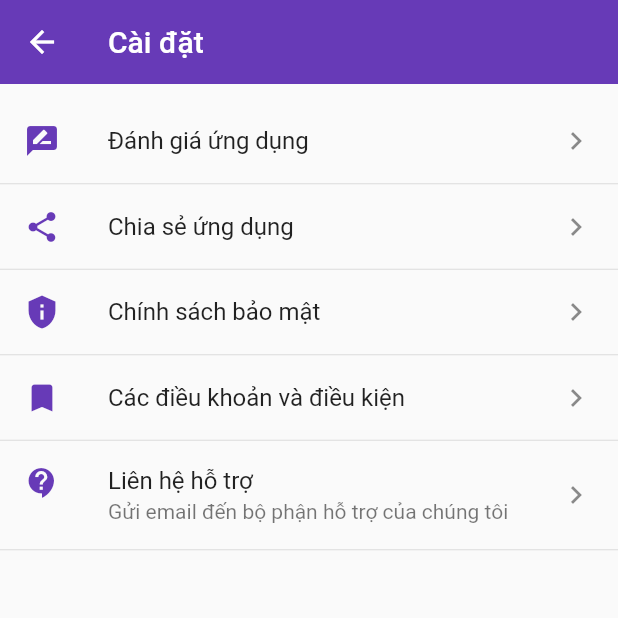
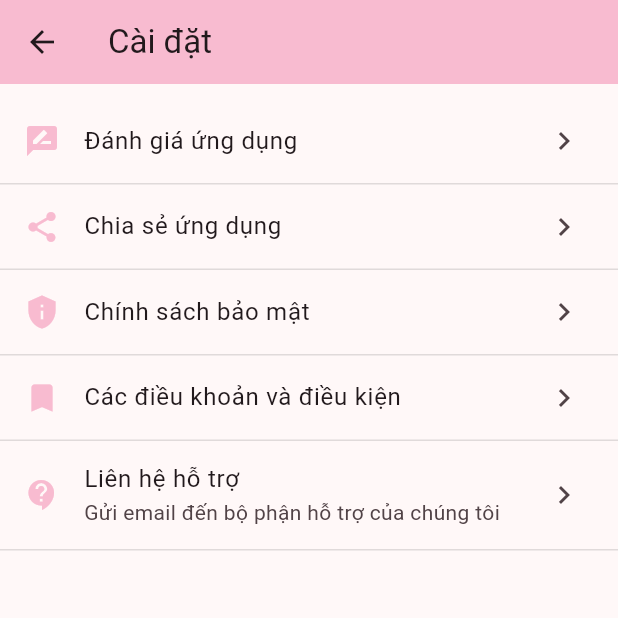
Before and after one commit to TranDangKhoaID/romance_quotes, a Flutter app: the screen it shows after launch, after a tap on the "settings" icon, on a phone screen of 412 x 824 dp, the top half of it. Run offline on Flutter 3.47's test engine with Material 2 defaults, Android fonts, the light colour scheme and no system bars; our stand-ins replace cloud_firestore, firebase_core, gap, get, share, shared_preferences and 1 more; accounts and stored records are empty; network calls fail.

Commit message:
update UI

```diff
--- a/lib/app/app.dart
+++ b/lib/app/app.dart
@@ -1,5 +1,6 @@
 import 'package:flutter/material.dart';
 import 'package:get/get.dart';
+import 'package:romance_quotes/app/manager/color_manager.dart';
 import 'package:romance_quotes/presentation/home_page/home_page.dart';
 
 class MyApp extends StatelessWidget {
@@ -7,8 +8,12 @@ class MyApp extends StatelessWidget {
 
   @override
   Widget build(BuildContext context) {
-    return const GetMaterialApp(
+    return GetMaterialApp(
       debugShowCheckedModeBanner: false,
+      theme: ThemeData(
+        colorScheme: ColorScheme.fromSeed(seedColor: AppColors.primary),
+        useMaterial3: true,
+      ),
       //builder: EasyLoading.init(),
       home: HomePage(),
     );
--- a/lib/app/manager/color_manager.dart
+++ b/lib/app/manager/color_manager.dart
@@ -4,7 +4,7 @@ import 'package:flutter/material.dart';
 
 class AppColors {
   AppColors._();
-  static Color primary = Colors.deepPurple;
+  static Color primary = Colors.pink.shade100;
 }
 
 Color generateRandomColor() {
--- a/lib/presentation/home_page/component/title_app_bar.dart
+++ b/lib/presentation/home_page/component/title_app_bar.dart
@@ -4,10 +4,12 @@ import 'package:gap/gap.dart';
 class TitleAppBar extends StatelessWidget {
   final void Function()? onFavorites;
   final void Function()? onSetting;
+  final void Function()? onQImages;
   const TitleAppBar({
     super.key,
     required this.onFavorites,
     required this.onSetting,
+    required this.onQImages,
   });
 
   @override
@@ -23,7 +25,7 @@ class TitleAppBar extends StatelessWidget {
             ),
             Gap(10),
             Text(
-              'Romace Quotes',
+              'Quotes',
               style: TextStyle(
                 color: Colors.black,
               ),
@@ -33,6 +35,14 @@ class TitleAppBar extends StatelessWidget {
         Row(
           children: [
             IconButton(
+              tooltip: 'Kho ảnh với những caption hay',
+              onPressed: onQImages,
+              icon: const Icon(
+                Icons.image_outlined,
+              ),
+            ),
+            IconButton(
+              tooltip: 'Kho câu nói yêu thích của bạn',
               onPressed: onFavorites,
               icon: const Icon(
                 Icons.favorite,
@@ -40,6 +50,7 @@ class TitleAppBar extends StatelessWidget {
               ),
             ),
             IconButton(
+              tooltip: 'Cài đặt',
               onPressed: onSetting,
               icon: const Icon(
                 Icons.settings,
--- a/lib/presentation/home_page/home_page.dart
+++ b/lib/presentation/home_page/home_page.dart
@@ -1,5 +1,6 @@
 import 'package:cloud_firestore/cloud_firestore.dart';
 import 'package:flutter/material.dart';
+import 'package:gap/gap.dart';
 import 'package:get/get.dart';
 import 'package:romance_quotes/app/controller/quotes_controller.dart';
 import 'package:romance_quotes/domain/model/category.dart';
@@ -10,6 +11,7 @@ import 'package:romance_quotes/presentation/home_page/component/banner_image_ite
 import 'package:romance_quotes/presentation/home_page/component/category_tile.dart';
 import 'package:romance_quotes/presentation/home_page/component/title_app_bar.dart';
 import 'package:romance_quotes/presentation/quotes/quotes_page.dart';
+import 'package:romance_quotes/presentation/quotes_images/quotes_images_page.dart';
 import 'package:romance_quotes/presentation/setting_page/setting_page.dart';
 
 class HomePage extends StatelessWidget {
@@ -26,13 +28,16 @@ class HomePage extends StatelessWidget {
           onSetting: () {
             Get.to(() => const SettingPage());
           },
+          onQImages: () {
+            Get.to(() => const QuotesImagePage());
+          },
         ),
         elevation: 0,
-        backgroundColor: Colors.transparent,
+        backgroundColor: Theme.of(context).colorScheme.inversePrimary,
       ),
       body: Column(
         children: [
-          banner(),
+          //banner(),
           Expanded(child: category()),
         ],
       ),
```
Also changed, not shown: lib/presentation/detail_banner/detail_banner.dart (+4 -5 lines), lib/presentation/home_page/component/category_tile.dart (+6 -15 lines), lib/presentation/quotes_images/component/image_item.dart (added, +26 -0 lines), lib/presentation/quotes_images/quotes_images_page.dart (added, +80 -0 lines).
